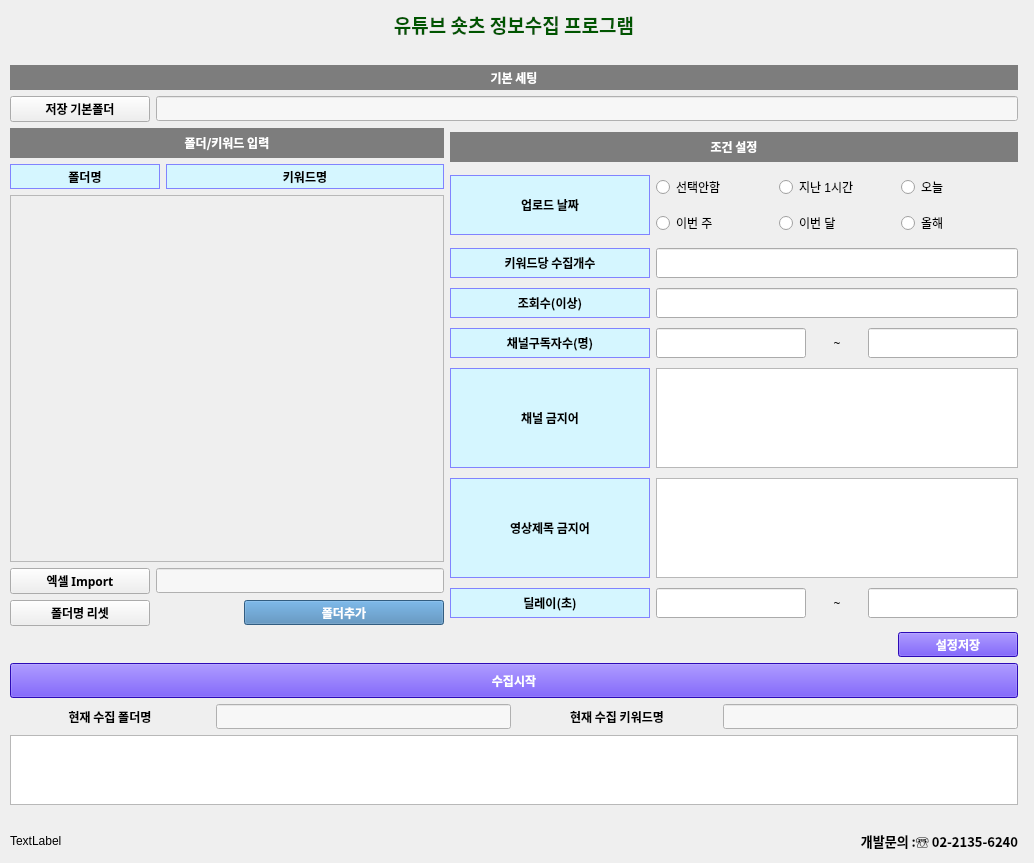
This is 숏폼git1.2/youtube1.1.ui in kjg0898-dot/short12code as Qt 5 draws it before an edit. The edited form follows.
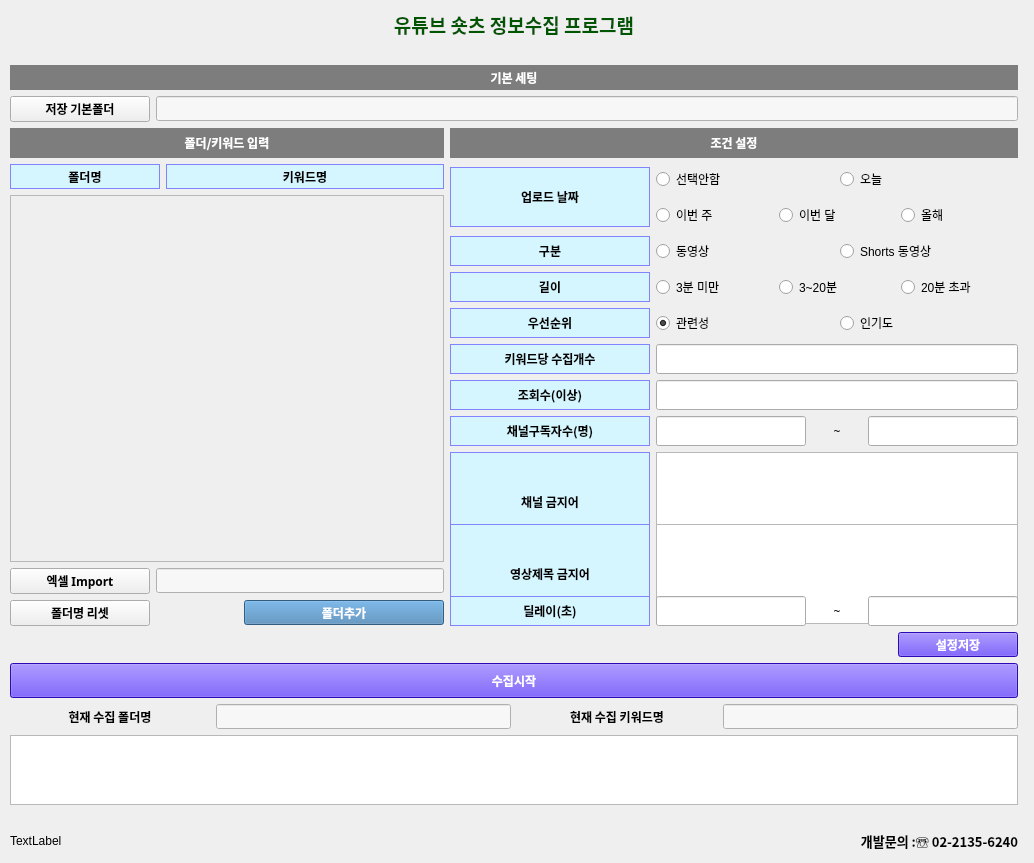
This is the edited form.

Commit message:
유튜브 검색 필터 UI 변경에 따른 코드 수정
- 업로드 날짜: '지난 1시간' 옵션 제거
- 구분 필터 추가: 동영상, Shorts 동영상 선택 가능
- 길이 필터 변경: 4분 미만 → 3분 미만, 4~20분 → 3~20분
- 우선순위 필터 추가: 관련성, 인기도 선택 가능
- 설정 저장/로드 로직 업데이트
- 유튜브 검색 필터 적용 로직 수정 (새로운 필터 인덱스 적용)

The edit to the form file:
```diff
--- a/숏폼git1.2/youtube1.1.ui
+++ b/숏폼git1.2/youtube1.1.ui
@@ -515,31 +515,6 @@
                 </property>
                </widget>
               </item>
-              <item>
-               <widget class="QRadioButton" name="udfilter_btn_2">
-                <property name="minimumSize">
-                 <size>
-                  <width>100</width>
-                  <height>30</height>
-                 </size>
-                </property>
-                <property name="maximumSize">
-                 <size>
-                  <width>16777215</width>
-                  <height>30</height>
-                 </size>
-                </property>
-                <property name="cursor">
-                 <cursorShape>PointingHandCursor</cursorShape>
-                </property>
-                <property name="text">
-                 <string>지난 1시간</string>
-                </property>
-                <property name="autoExclusive">
-                 <bool>false</bool>
-                </property>
-               </widget>
-              </item>
               <item>
                <widget class="QRadioButton" name="udfilter_btn_3">
                 <property name="minimumSize">
@@ -650,6 +625,283 @@
           </item>
          </layout>
         </item>
+        <item>
+         <layout class="QHBoxLayout" name="horizontalLayout_gubun">
+          <item>
+           <widget class="QLabel" name="label_gubun">
+            <property name="minimumSize">
+             <size>
+              <width>200</width>
+              <height>30</height>
+             </size>
+            </property>
+            <property name="maximumSize">
+             <size>
+              <width>200</width>
+              <height>30</height>
+             </size>
+            </property>
+            <property name="font">
+             <font>
+              <family>맑은 고딕</family>
+              <weight>75</weight>
+              <bold>true</bold>
+             </font>
+            </property>
+            <property name="styleSheet">
+             <string notr="true">background-color:rgb(213, 246, 255);
+color:rgb(0, 0, 0);
+border: 1px solid #8183ff;</string>
+            </property>
+            <property name="text">
+             <string>구분</string>
+            </property>
+            <property name="alignment">
+             <set>Qt::AlignCenter</set>
+            </property>
+           </widget>
+          </item>
+          <item>
+           <widget class="QRadioButton" name="gubun_btn_1">
+            <property name="minimumSize">
+             <size>
+              <width>100</width>
+              <height>30</height>
+             </size>
+            </property>
+            <property name="maximumSize">
+             <size>
+              <width>16777215</width>
+              <height>30</height>
+             </size>
+            </property>
+            <property name="cursor">
+             <cursorShape>PointingHandCursor</cursorShape>
+            </property>
+            <property name="text">
+             <string>동영상</string>
+            </property>
+            <property name="checked">
+             <bool>true</bool>
+            </property>
+           </widget>
+          </item>
+          <item>
+           <widget class="QRadioButton" name="gubun_btn_2">
+            <property name="minimumSize">
+             <size>
+              <width>100</width>
+              <height>30</height>
+             </size>
+            </property>
+            <property name="maximumSize">
+             <size>
+              <width>16777215</width>
+              <height>30</height>
+             </size>
+            </property>
+            <property name="cursor">
+             <cursorShape>PointingHandCursor</cursorShape>
+            </property>
+            <property name="text">
+             <string>Shorts 동영상</string>
+            </property>
+           </widget>
+          </item>
+         </layout>
+        </item>
+        <item>
+         <layout class="QHBoxLayout" name="horizontalLayout_length">
+          <item>
+           <widget class="QLabel" name="label_length">
+            <property name="minimumSize">
+             <size>
+              <width>200</width>
+              <height>30</height>
+             </size>
+            </property>
+            <property name="maximumSize">
+             <size>
+              <width>200</width>
+              <height>30</height>
+             </size>
+            </property>
+            <property name="font">
+             <font>
+              <family>맑은 고딕</family>
+              <weight>75</weight>
+              <bold>true</bold>
+             </font>
+            </property>
+            <property name="styleSheet">
+             <string notr="true">background-color:rgb(213, 246, 255);
+color:rgb(0, 0, 0);
+border: 1px solid #8183ff;</string>
+            </property>
+            <property name="text">
+             <string>길이</string>
+            </property>
+            <property name="alignment">
+             <set>Qt::AlignCenter</set>
+            </property>
+           </widget>
+          </item>
+          <item>
+           <widget class="QRadioButton" name="length_btn_1">
+            <property name="minimumSize">
+             <size>
+              <width>80</width>
+              <height>30</height>
+             </size>
+            </property>
+            <property name="maximumSize">
+             <size>
+              <width>16777215</width>
+              <height>30</height>
+             </size>
+            </property>
+            <property name="cursor">
+             <cursorShape>PointingHandCursor</cursorShape>
+            </property>
+            <property name="text">
+             <string>3분 미만</string>
+            </property>
+            <property name="checked">
+             <bool>true</bool>
+            </property>
+           </widget>
+          </item>
+          <item>
+           <widget class="QRadioButton" name="length_btn_2">
+            <property name="minimumSize">
+             <size>
+              <width>80</width>
+              <height>30</height>
+             </size>
+            </property>
+            <property name="maximumSize">
+             <size>
+              <width>16777215</width>
+              <height>30</height>
+             </size>
+            </property>
+            <property name="cursor">
+             <cursorShape>PointingHandCursor</cursorShape>
+            </property>
+            <property name="text">
+             <string>3~20분</string>
+            </property>
+           </widget>
+          </item>
+          <item>
+           <widget class="QRadioButton" name="length_btn_3">
+            <property name="minimumSize">
+             <size>
+              <width>80</width>
+              <height>30</height>
+             </size>
+            </property>
+            <property name="maximumSize">
+             <size>
+              <width>16777215</width>
+              <height>30</height>
+             </size>
+            </property>
+            <property name="cursor">
+             <cursorShape>PointingHandCursor</cursorShape>
+            </property>
+            <property name="text">
+             <string>20분 초과</string>
+            </property>
+           </widget>
+          </item>
+         </layout>
+        </item>
+        <item>
+         <layout class="QHBoxLayout" name="horizontalLayout_priority">
+          <item>
+           <widget class="QLabel" name="label_priority">
+            <property name="minimumSize">
+             <size>
+              <width>200</width>
+              <height>30</height>
+             </size>
+            </property>
+            <property name="maximumSize">
+             <size>
+              <width>200</width>
+              <height>30</height>
+             </size>
+            </property>
+            <property name="font">
+             <font>
+              <family>맑은 고딕</family>
+              <weight>75</weight>
+              <bold>true</bold>
+             </font>
+            </property>
+            <property name="styleSheet">
+             <string notr="true">background-color:rgb(213, 246, 255);
+color:rgb(0, 0, 0);
+border: 1px solid #8183ff;</string>
+            </property>
+            <property name="text">
+             <string>우선순위</string>
+            </property>
+            <property name="alignment">
+             <set>Qt::AlignCenter</set>
+            </property>
+           </widget>
+          </item>
+          <item>
+           <widget class="QRadioButton" name="priority_btn_1">
+            <property name="minimumSize">
+             <size>
+              <width>100</width>
+              <height>30</height>
+             </size>
+            </property>
+            <property name="maximumSize">
+             <size>
+              <width>16777215</width>
+              <height>30</height>
+             </size>
+            </property>
+            <property name="cursor">
+             <cursorShape>PointingHandCursor</cursorShape>
+            </property>
+            <property name="text">
+             <string>관련성</string>
+            </property>
+            <property name="checked">
+             <bool>true</bool>
+            </property>
+           </widget>
+          </item>
+          <item>
+           <widget class="QRadioButton" name="priority_btn_2">
+            <property name="minimumSize">
+             <size>
+              <width>100</width>
+              <height>30</height>
+             </size>
+            </property>
+            <property name="maximumSize">
+             <size>
+              <width>16777215</width>
+              <height>30</height>
+             </size>
+            </property>
+            <property name="cursor">
+             <cursorShape>PointingHandCursor</cursorShape>
+            </property>
+            <property name="text">
+             <string>인기도</string>
+            </property>
+           </widget>
+          </item>
+         </layout>
+        </item>
         <item>
          <layout class="QHBoxLayout" name="horizontalLayout">
           <item>
```
The commit also changes 1 other file.
